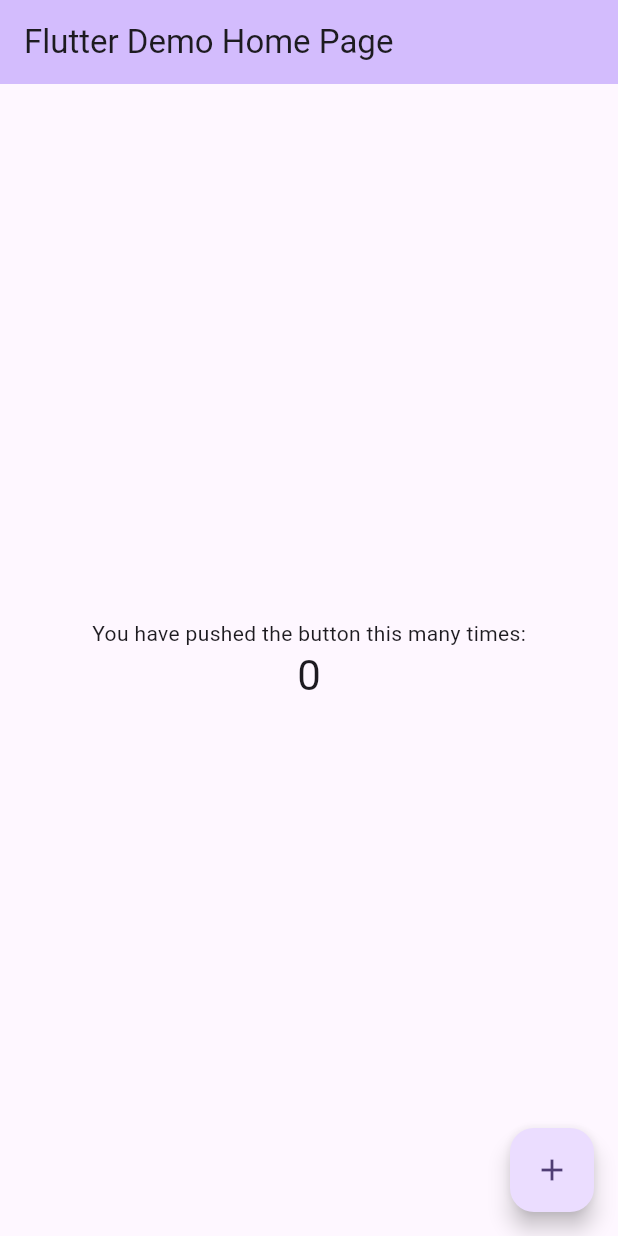
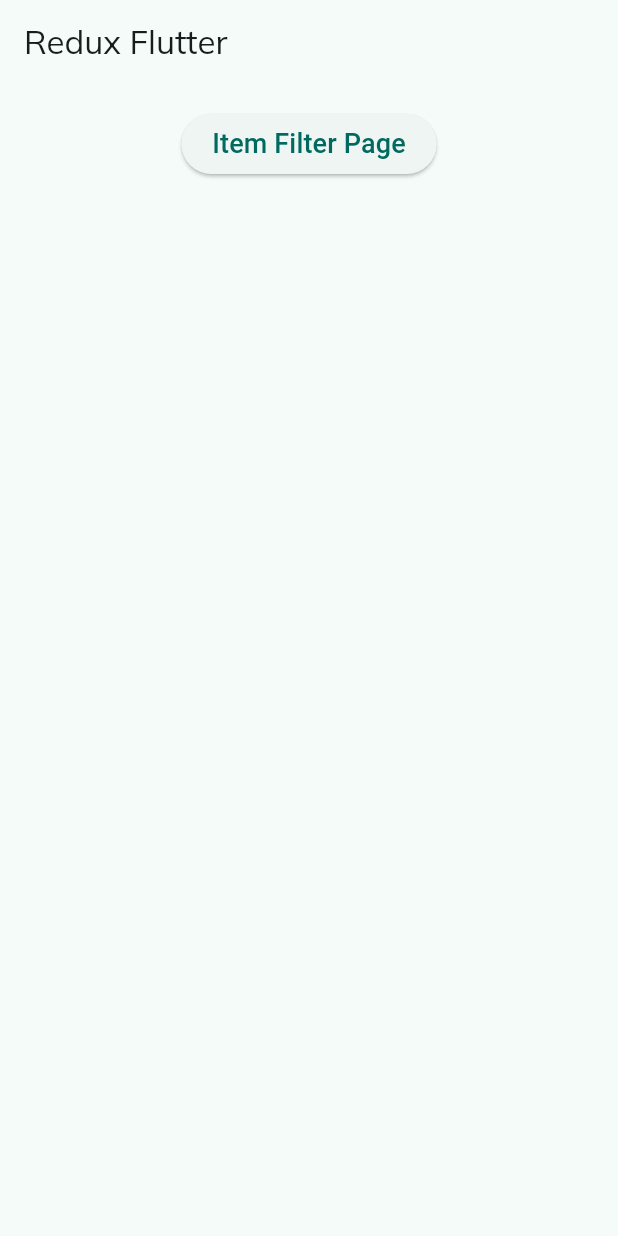
Before and after one commit to wadpas/redux_flutter_state, a Flutter app: the screen it shows after launch, on a phone screen of 412 x 824 dp. Run offline on Flutter 3.47's test engine with Material 2 defaults, Android fonts, the phone set to English and light mode, and no system bars; our stand-ins replace google_fonts.

Commit message:
added ItemFilterPage

```diff
--- a/lib/main.dart
+++ b/lib/main.dart
@@ -1,4 +1,6 @@
 import 'package:flutter/material.dart';
+import 'package:google_fonts/google_fonts.dart';
+import 'package:redux_flutter_state/pages/item_filter.dart';
 
 void main() {
   runApp(const MyApp());
@@ -7,119 +9,52 @@ void main() {
 class MyApp extends StatelessWidget {
   const MyApp({super.key});
 
-  // This widget is the root of your application.
   @override
   Widget build(BuildContext context) {
     return MaterialApp(
-      title: 'Flutter Demo',
+      title: 'Redux Flutter',
       theme: ThemeData(
-        // This is the theme of your application.
-        //
-        // TRY THIS: Try running your application with "flutter run". You'll see
-        // the application has a blue toolbar. Then, without quitting the app,
-        // try changing the seedColor in the colorScheme below to Colors.green
-        // and then invoke "hot reload" (save your changes or press the "hot
-        // reload" button in a Flutter-supported IDE, or press "r" if you used
-        // the command line to start the app).
-        //
-        // Notice that the counter didn't reset back to zero; the application
-        // state is not lost during the reload. To reset the state, use hot
-        // restart instead.
-        //
-        // This works for code too, not just values: Most code changes can be
-        // tested with just a hot reload.
-        colorScheme: ColorScheme.fromSeed(seedColor: Colors.deepPurple),
+        colorScheme: ColorScheme.fromSeed(
+          seedColor: Colors.teal,
+        ),
         useMaterial3: true,
+        textTheme: GoogleFonts.mulishTextTheme().copyWith(
+          labelLarge: const TextStyle(fontSize: 18),
+        ),
       ),
-      home: const MyHomePage(title: 'Flutter Demo Home Page'),
+      home: const HomePage(),
+      routes: {
+        '/item-filter': (context) => const ItemFilterPage(),
+      },
     );
   }
 }
 
-class MyHomePage extends StatefulWidget {
-  const MyHomePage({super.key, required this.title});
-
-  // This widget is the home page of your application. It is stateful, meaning
-  // that it has a State object (defined below) that contains fields that affect
-  // how it looks.
-
-  // This class is the configuration for the state. It holds the values (in this
-  // case the title) provided by the parent (in this case the App widget) and
-  // used by the build method of the State. Fields in a Widget subclass are
-  // always marked "final".
-
-  final String title;
-
-  @override
-  State<MyHomePage> createState() => _MyHomePageState();
-}
-
-class _MyHomePageState extends State<MyHomePage> {
-  int _counter = 0;
-
-  void _incrementCounter() {
-    setState(() {
-      // This call to setState tells the Flutter framework that something has
-      // changed in this State, which causes it to rerun the build method below
-      // so that the display can reflect the updated values. If we changed
-      // _counter without calling setState(), then the build method would not be
-      // called again, and so nothing would appear to happen.
-      _counter++;
-    });
-  }
+class HomePage extends StatelessWidget {
+  const HomePage({super.key});
 
   @override
   Widget build(BuildContext context) {
-    // This method is rerun every time setState is called, for instance as done
-    // by the _incrementCounter method above.
-    //
-    // The Flutter framework has been optimized to make rerunning build methods
-    // fast, so that you can just rebuild anything that needs updating rather
-    // than having to individually change instances of widgets.
     return Scaffold(
       appBar: AppBar(
-        // TRY THIS: Try changing the color here to a specific color (to
-        // Colors.amber, perhaps?) and trigger a hot reload to see the AppBar
-        // change color while the other colors stay the same.
-        backgroundColor: Theme.of(context).colorScheme.inversePrimary,
-        // Here we take the value from the MyHomePage object that was created by
-        // the App.build method, and use it to set our appbar title.
-        title: Text(widget.title),
+        title: const Text('Redux Flutter'),
       ),
-      body: Center(
-        // Center is a layout widget. It takes a single child and positions it
-        // in the middle of the parent.
+      body: SizedBox(
+        width: double.infinity,
         child: Column(
-          // Column is also a layout widget. It takes a list of children and
-          // arranges them vertically. By default, it sizes itself to fit its
-          // children horizontally, and tries to be as tall as its parent.
-          //
-          // Column has various properties to control how it sizes itself and
-          // how it positions its children. Here we use mainAxisAlignment to
-          // center the children vertically; the main axis here is the vertical
-          // axis because Columns are vertical (the cross axis would be
-          // horizontal).
-          //
-          // TRY THIS: Invoke "debug painting" (choose the "Toggle Debug Paint"
-          // action in the IDE, or press "p" in the console), to see the
-          // wireframe for each widget.
-          mainAxisAlignment: MainAxisAlignment.center,
-          children: <Widget>[
-            const Text(
-              'You have pushed the button this many times:',
-            ),
-            Text(
-              '$_counter',
-              style: Theme.of(context).textTheme.headlineMedium,
+          children: [
+            Container(
+              margin: const EdgeInsets.all(16),
+              child: ElevatedButton(
+                onPressed: () {
+                  Navigator.of(context).pushNamed('/item-filter');
+                },
+                child: const Text('Item Filter Page'),
+              ),
             ),
           ],
         ),
       ),
-      floatingActionButton: FloatingActionButton(
-        onPressed: _incrementCounter,
-        tooltip: 'Increment',
-        child: const Icon(Icons.add),
-      ), // This trailing comma makes auto-formatting nicer for build methods.
     );
   }
 }
--- /dev/null
+++ b/lib/pages/item_filter.dart
@@ -0,0 +1,20 @@
+import 'package:flutter/material.dart';
+
+enum ItemFilter {
+  all,
+  longText,
+  shortText,
+}
+
+class ItemFilterPage extends StatelessWidget {
+  const ItemFilterPage({super.key});
+
+  @override
+  Widget build(BuildContext context) {
+    return Scaffold(
+      appBar: AppBar(
+        title: const Text('Item Filter'),
+      ),
+    );
+  }
+}
--- a/pubspec.yaml
+++ b/pubspec.yaml
@@ -35,6 +35,9 @@ dependencies:
   # The following adds the Cupertino Icons font to your application.
   # Use with the CupertinoIcons class for iOS style icons.
   cupertino_icons: ^1.0.2
+  redux: ^5.0.0
+  flutter_redux: ^0.10.0
+  google_fonts: ^6.0.0
 
 dev_dependencies:
   flutter_test:
```
Also changed, not shown: pubspec.lock, 1 other file.
